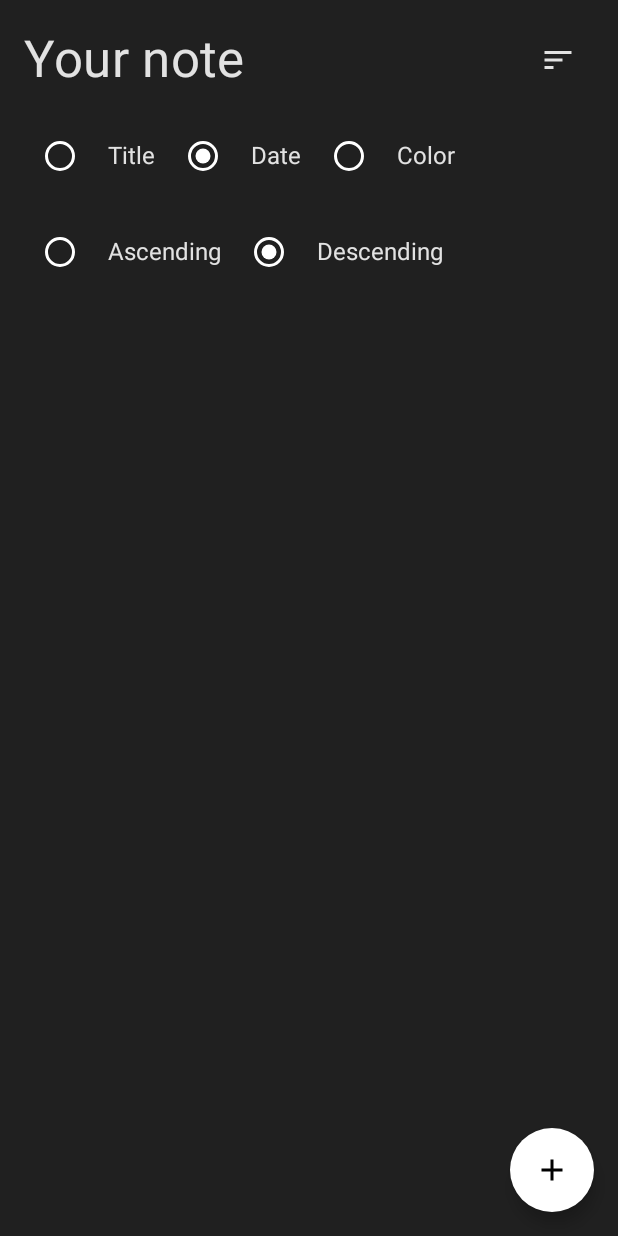
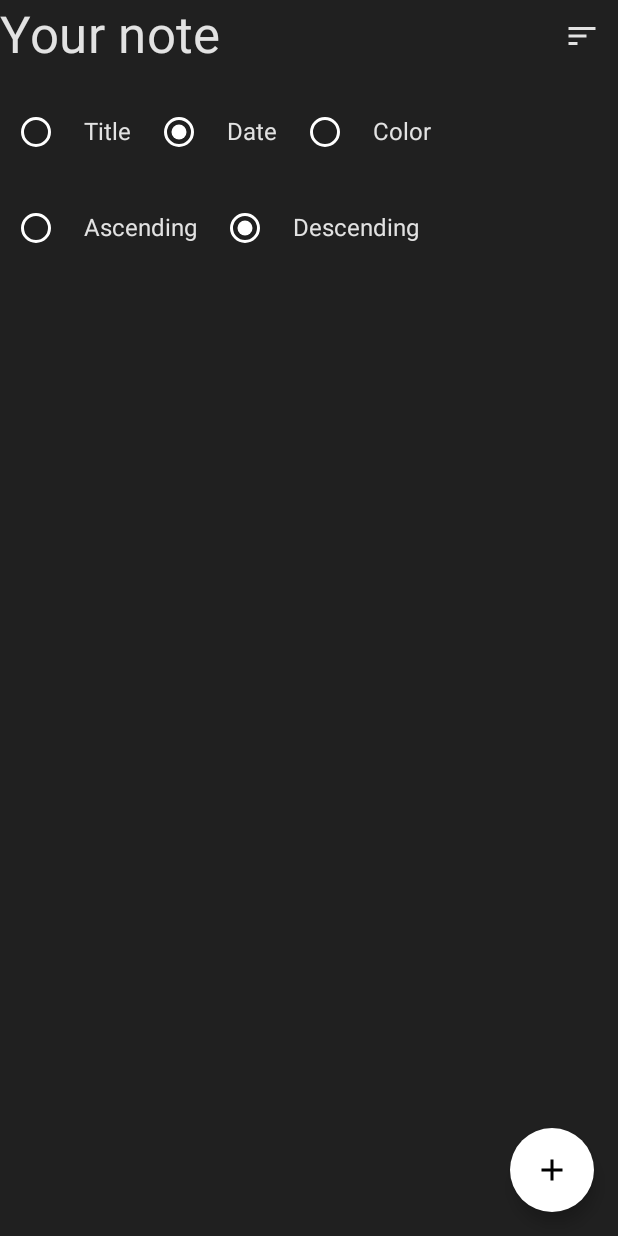
Before and after one commit to CsLori/KotlinNoteApp, an Android app built with Jetpack Compose: the screen it shows after launch (MainActivity), after a tap on "Sort", on a phone screen of 412 x 824 dp. Run offline under Robolectric (Android 15) with nearby library versions, the phone set to English and light mode, and no system bars; our stand-ins replace Dagger/Hilt's generated code, Room's generated code.

Commit message:
Added content padding to NotesScreen's Scaffold, removed unused values

```diff
--- a/app/src/main/AndroidManifest.xml
+++ b/app/src/main/AndroidManifest.xml
@@ -6,7 +6,6 @@
         android:allowBackup="true"
         android:icon="@mipmap/ic_launcher"
         android:label="@string/app_name"
-        android:roundIcon="@mipmap/ic_launcher_round"
         android:supportsRtl="true"
         android:theme="@style/Theme.KotlinNoteApp">
         <activity
--- a/app/src/main/java/com/example/kotlinnoteapp/feature_note/presentation/notes/NotesScreen.kt
+++ b/app/src/main/java/com/example/kotlinnoteapp/feature_note/presentation/notes/NotesScreen.kt
@@ -41,11 +41,11 @@ fun NotesScreen(
             }
         },
         scaffoldState = scaffoldState
-    ) {
+    ) { contentPadding ->
         Column(
             modifier = Modifier
                 .fillMaxSize()
-                .padding(16.dp)
+                .padding(contentPadding)
         ) {
             Row(
                 modifier = Modifier
```
Also changed, not shown: app/src/main/res/values/colors.xml (+6 -6 lines).
